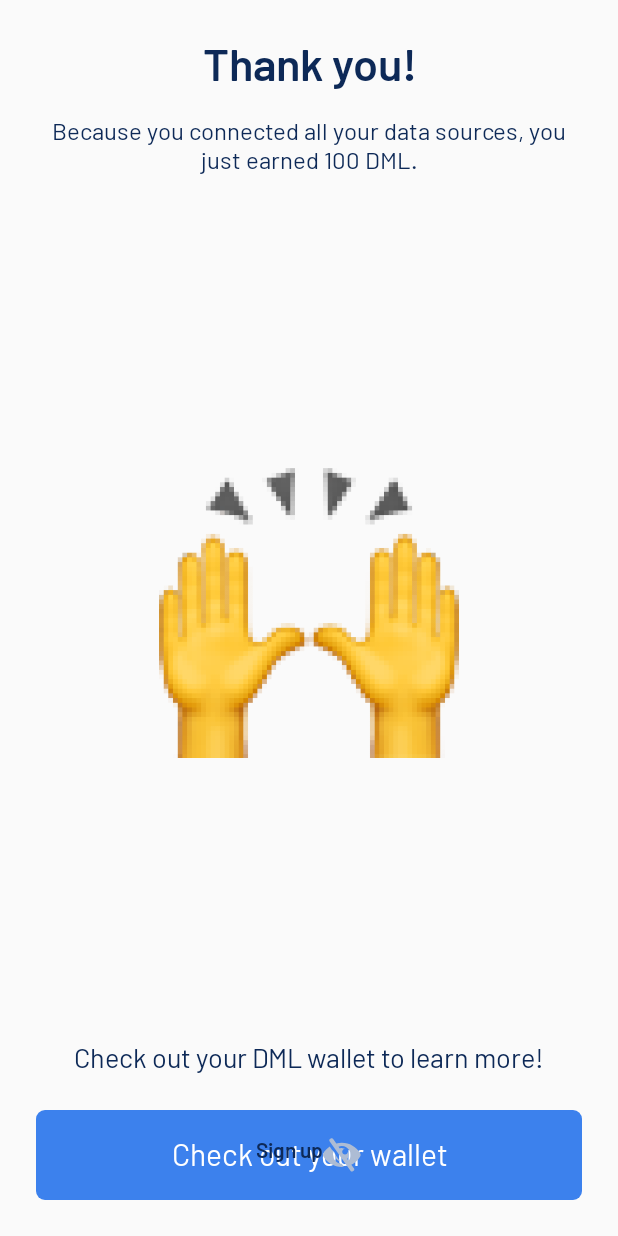
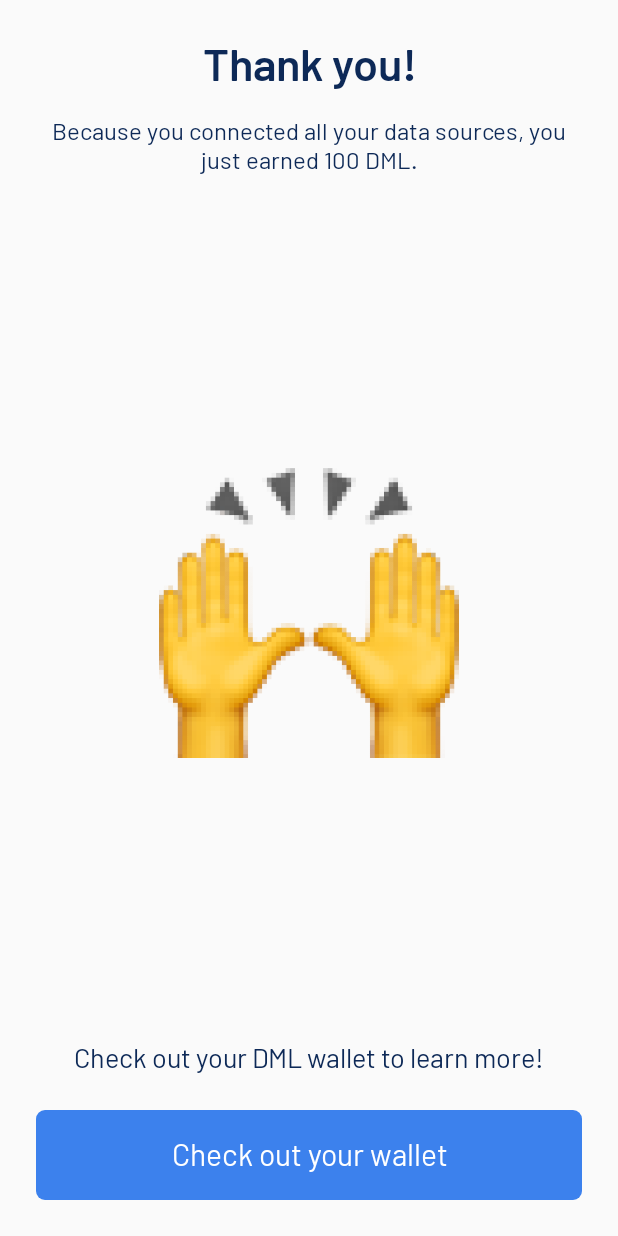
Before and after one commit to DecentralizedML/dml-andriod, an Android app: the fragment SignUpCompleteFragment shown on its own in the app's theme, on a phone screen of 412 x 824 dp. Run offline under Robolectric (Android 15) with nearby library versions, the phone set to English and light mode, and no system bars.

Commit message:
Migrate to AndroidX Update facebook login button

```diff
--- a/app/src/main/java/com/dml/base/activity/MainActivity.kt
+++ b/app/src/main/java/com/dml/base/activity/MainActivity.kt
@@ -1,6 +1,6 @@
 package com.dml.base.activity
 
-import android.support.v7.app.AppCompatActivity
+import androidx.appcompat.app.AppCompatActivity
 import android.os.Bundle
 import com.dml.base.R
 
--- a/app/src/main/java/com/dml/base/activity/SignUpActivity.kt
+++ b/app/src/main/java/com/dml/base/activity/SignUpActivity.kt
@@ -1,8 +1,8 @@
 package com.dml.base.activity
 
 import android.os.Bundle
-import android.support.v4.app.FragmentPagerAdapter
-import android.support.v4.content.ContextCompat
+import androidx.fragment.app.FragmentPagerAdapter
+import androidx.core.content.ContextCompat
 import com.dml.base.R
 import com.dml.base.adapter.SignUpViewPageAdapter
 import com.dml.base.base.BaseActivity
--- a/app/src/main/java/com/dml/base/fragment/SignUpThirdFragment.kt
+++ b/app/src/main/java/com/dml/base/fragment/SignUpThirdFragment.kt
@@ -3,7 +3,7 @@ package com.dml.base.fragment
 import android.Manifest
 import android.os.Build
 import android.os.Bundle
-import android.support.v4.content.PermissionChecker
+import androidx.core.content.PermissionChecker
 import com.dml.base.R
 import com.dml.base.activity.SignUpActivity
 import com.dml.base.base.BaseFragment
--- a/app/src/main/java/com/dml/base/ui/NoSwipeViewPager.kt
+++ b/app/src/main/java/com/dml/base/ui/NoSwipeViewPager.kt
@@ -1,13 +1,13 @@
 package com.dml.base.ui
 
 import android.content.Context
-import android.support.v4.view.ViewPager
+import androidx.viewpager.widget.ViewPager
 import android.util.AttributeSet
 import android.view.KeyEvent
 import android.view.MotionEvent
 
 
-class NoSwipeViewPager(context: Context, attrs: AttributeSet) : ViewPager(context, attrs) {
+class NoSwipeViewPager(context: Context, attrs: AttributeSet) : androidx.viewpager.widget.ViewPager(context, attrs) {
     /**
      * Is swipe enabled
      */
--- a/app/src/main/java/com/dml/base/ui/ThemeEditText.kt
+++ b/app/src/main/java/com/dml/base/ui/ThemeEditText.kt
@@ -2,10 +2,8 @@ package com.dml.base.ui
 
 import android.content.Context
 import android.graphics.Typeface
-import android.support.design.widget.TextInputEditText
+import com.google.android.material.textfield.TextInputEditText
 import android.util.AttributeSet
-import android.widget.Button
-import android.widget.EditText
 import com.dml.base.R
 
 class ThemeEditText : TextInputEditText {
--- a/app/src/main/res/layout/activity_main.xml
+++ b/app/src/main/res/layout/activity_main.xml
@@ -1,5 +1,5 @@
 <?xml version="1.0" encoding="utf-8"?>
-<android.support.constraint.ConstraintLayout xmlns:android="http://schemas.android.com/apk/res/android"
+<androidx.constraintlayout.widget.ConstraintLayout xmlns:android="http://schemas.android.com/apk/res/android"
     xmlns:app="http://schemas.android.com/apk/res-auto"
     xmlns:tools="http://schemas.android.com/tools"
     android:layout_width="match_parent"
@@ -15,4 +15,4 @@
         app:layout_constraintRight_toRightOf="parent"
         app:layout_constraintTop_toTopOf="parent" />
 
-</android.support.constraint.ConstraintLayout>
+</androidx.constraintlayout.widget.ConstraintLayout>
--- a/app/src/main/res/layout/fragment_signup_complete.xml
+++ b/app/src/main/res/layout/fragment_signup_complete.xml
@@ -61,23 +61,23 @@
             android:text="@string/activity_signup_complete_button_check_out"
             android:layout_height="60dp" />
 
-        <LinearLayout
-            android:layout_width="wrap_content"
-            android:layout_height="wrap_content"
-            android:layout_centerInParent="true"
-            android:orientation="horizontal">
+        <!--<LinearLayout-->
+            <!--android:layout_width="wrap_content"-->
+            <!--android:layout_height="wrap_content"-->
+            <!--android:layout_centerInParent="true"-->
+            <!--android:orientation="horizontal">-->
 
-            <com.dml.base.ui.ThemeTextView
-                android:layout_width="wrap_content"
-                android:layout_height="wrap_content"
-                android:text="@string/activity_signup_first_button_sign_up"
-                app:appFontStyle="barlow_semibold" />
+            <!--<com.dml.base.ui.ThemeTextView-->
+                <!--android:layout_width="wrap_content"-->
+                <!--android:layout_height="wrap_content"-->
+                <!--android:text="@string/activity_signup_first_button_sign_up"-->
+                <!--app:appFontStyle="barlow_semibold" />-->
 
-            <ImageView
-                android:layout_width="wrap_content"
-                android:layout_height="wrap_content"
-                android:src="@drawable/ic_password_hidden" />
-        </LinearLayout>
+            <!--<ImageView-->
+                <!--android:layout_width="wrap_content"-->
+                <!--android:layout_height="wrap_content"-->
+                <!--android:src="@drawable/ic_password_hidden" />-->
+        <!--</LinearLayout>-->
 
     </RelativeLayout>
 </RelativeLayout>
--- a/app/src/main/res/layout/fragment_signup_first.xml
+++ b/app/src/main/res/layout/fragment_signup_first.xml
@@ -78,7 +78,7 @@
                 android:text="@string/activity_signup_first_password"
                 android:textSize="18dp" />
 
-            <android.support.design.widget.TextInputLayout
+            <com.google.android.material.textfield.TextInputLayout
                 style="@style/AppTheme.SignUp.Password.InputLayout"
                 android:layout_width="match_parent"
                 android:layout_height="wrap_content"
@@ -90,7 +90,7 @@
                     android:layout_width="match_parent"
                     android:layout_height="44dp"
                     android:inputType="textPassword" />
-            </android.support.design.widget.TextInputLayout>
+            </com.google.android.material.textfield.TextInputLayout>
         </LinearLayout>
     </ScrollView>
 
--- a/gradle.properties
+++ b/gradle.properties
@@ -6,6 +6,8 @@
 # http://www.gradle.org/docs/current/userguide/build_environment.html
 # Specifies the JVM arguments used for the daemon process.
 # The setting is particularly useful for tweaking memory settings.
+android.enableJetifier=true
+android.useAndroidX=true
 org.gradle.jvmargs=-Xmx1536m
 # When configured, Gradle will run in incubating parallel mode.
 # This option should only be used with decoupled projects. More details, visit
```
Also changed, not shown: app/build.gradle (+6 -6 lines), app/src/main/AndroidManifest.xml (+12 -0 lines), app/src/main/java/com/dml/base/adapter/SignUpViewPageAdapter.kt (+4 -4 lines), app/src/main/java/com/dml/base/base/BaseActivity.kt (+10 -1 lines), app/src/main/java/com/dml/base/base/BaseFragment.kt (+8 -3 lines), app/src/main/java/com/dml/base/base/BaseFragmentActivity.kt (+8 -8 lines), app/src/main/java/com/dml/base/fragment/SignUpFirstFragment.kt (+11 -3 lines), 2 other files.
